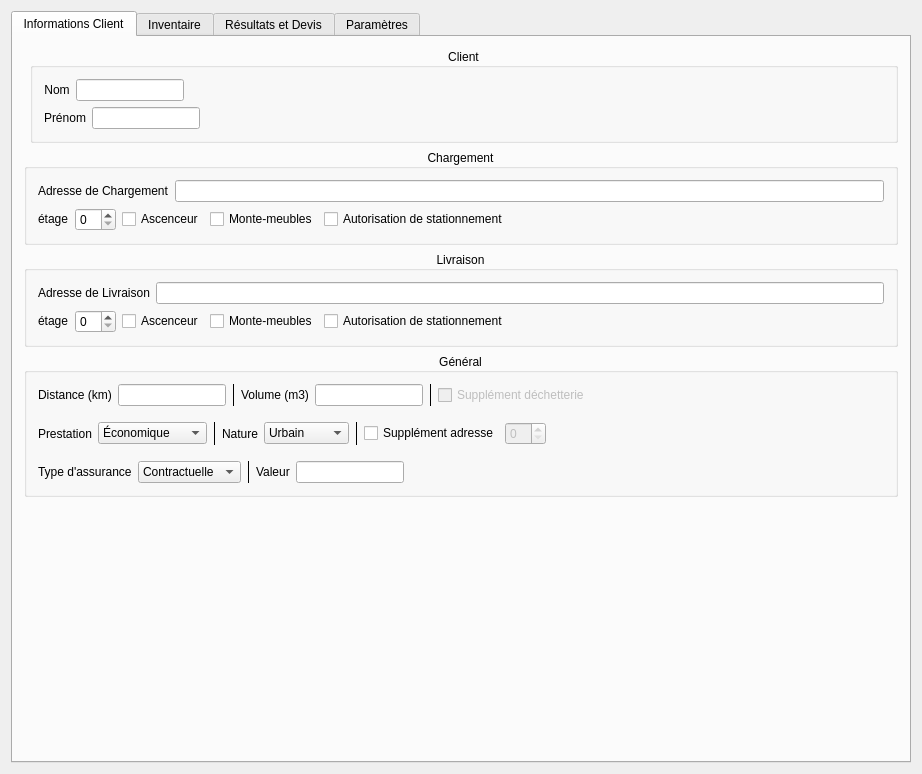
Above: DevisMaker/MainWindow.ui from Andreas-Chatti/DevisMaker before the change. Below: the same form after it.
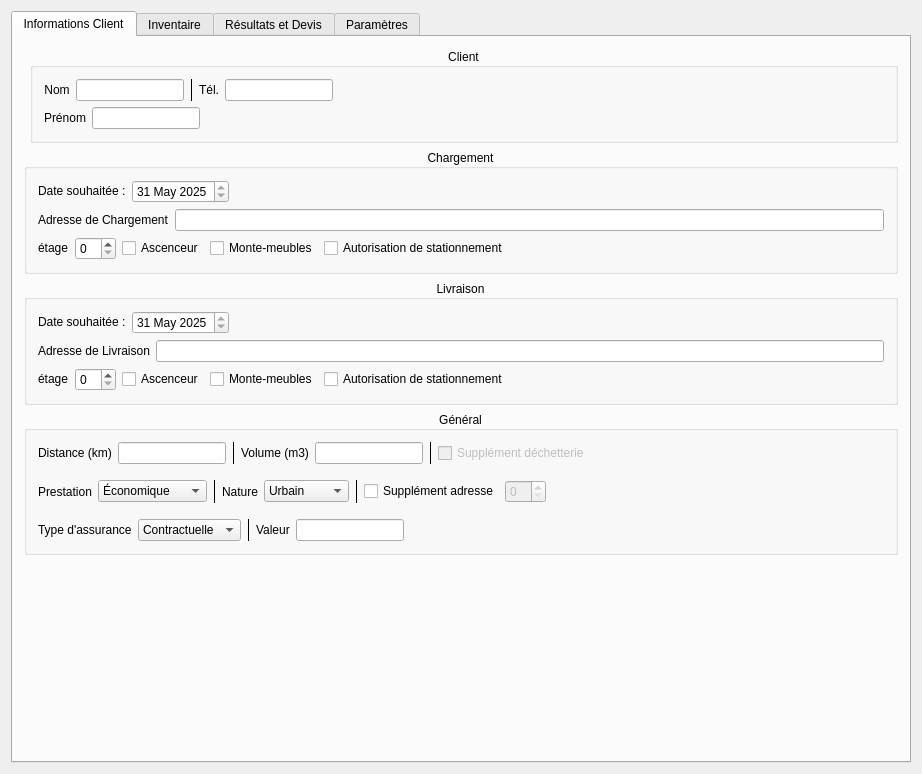
That is the form after the change.

Commit message: Enhance PDF generation and UI elements

What changed in the file:
```diff
--- a/DevisMaker/MainWindow.ui
+++ b/DevisMaker/MainWindow.ui
@@ -72,34 +72,7 @@
            <set>Qt::AlignmentFlag::AlignCenter</set>
           </property>
           <layout class="QGridLayout" name="gridLayout_2">
-           <item row="0" column="0">
-            <layout class="QHBoxLayout" name="horizontalLayout_9">
-             <item>
-              <widget class="QLabel" name="adresseDepartLabel">
-               <property name="sizePolicy">
-                <sizepolicy hsizetype="Fixed" vsizetype="Fixed">
-                 <horstretch>0</horstretch>
-                 <verstretch>0</verstretch>
-                </sizepolicy>
-               </property>
-               <property name="text">
-                <string>Adresse de Chargement</string>
-               </property>
-              </widget>
-             </item>
-             <item>
-              <widget class="QLineEdit" name="adresseDepartLineEdit">
-               <property name="sizePolicy">
-                <sizepolicy hsizetype="Expanding" vsizetype="Fixed">
-                 <horstretch>0</horstretch>
-                 <verstretch>0</verstretch>
-                </sizepolicy>
-               </property>
-              </widget>
-             </item>
-            </layout>
-           </item>
-           <item row="1" column="0">
+           <item row="2" column="0">
             <layout class="QHBoxLayout" name="horizontalLayout_30">
              <item>
               <widget class="QLabel" name="etageDepartLabel">
@@ -181,6 +154,106 @@
              </item>
             </layout>
            </item>
+           <item row="1" column="0">
+            <layout class="QHBoxLayout" name="horizontalLayout_9">
+             <item>
+              <widget class="QLabel" name="adresseDepartLabel">
+               <property name="sizePolicy">
+                <sizepolicy hsizetype="Fixed" vsizetype="Fixed">
+                 <horstretch>0</horstretch>
+                 <verstretch>0</verstretch>
+                </sizepolicy>
+               </property>
+               <property name="text">
+                <string>Adresse de Chargement</string>
+               </property>
+              </widget>
+             </item>
+             <item>
+              <widget class="QLineEdit" name="adresseDepartLineEdit">
+               <property name="sizePolicy">
+                <sizepolicy hsizetype="Expanding" vsizetype="Fixed">
+                 <horstretch>0</horstretch>
+                 <verstretch>0</verstretch>
+                </sizepolicy>
+               </property>
+              </widget>
+             </item>
+            </layout>
+           </item>
+           <item row="0" column="0">
+            <layout class="QHBoxLayout" name="horizontalLayout">
+             <item>
+              <widget class="QLabel" name="departDateLabel">
+               <property name="sizePolicy">
+                <sizepolicy hsizetype="Fixed" vsizetype="Fixed">
+                 <horstretch>0</horstretch>
+                 <verstretch>0</verstretch>
+                </sizepolicy>
+               </property>
+               <property name="text">
+                <string>Date souhaitée :</string>
+               </property>
+              </widget>
+             </item>
+             <item>
+              <widget class="QDateEdit" name="departDateEdit">
+               <property name="sizePolicy">
+                <sizepolicy hsizetype="Fixed" vsizetype="Fixed">
+                 <horstretch>0</horstretch>
+                 <verstretch>0</verstretch>
+                </sizepolicy>
+               </property>
+               <property name="dateTime">
+                <datetime>
+                 <hour>23</hour>
+                 <minute>0</minute>
+                 <second>0</second>
+                 <year>2025</year>
+                 <month>5</month>
+                 <day>31</day>
+                </datetime>
+               </property>
+               <property name="maximumDateTime">
+                <datetime>
+                 <hour>7</hour>
+                 <minute>0</minute>
+                 <second>59</second>
+                 <year>2030</year>
+                 <month>12</month>
+                 <day>31</day>
+                </datetime>
+               </property>
+               <property name="minimumDateTime">
+                <datetime>
+                 <hour>23</hour>
+                 <minute>0</minute>
+                 <second>0</second>
+                 <year>2025</year>
+                 <month>5</month>
+                 <day>31</day>
+                </datetime>
+               </property>
+               <property name="timeSpec">
+                <enum>Qt::TimeSpec::UTC</enum>
+               </property>
+              </widget>
+             </item>
+             <item>
+              <spacer name="horizontalSpacer_4">
+               <property name="orientation">
+                <enum>Qt::Orientation::Horizontal</enum>
+               </property>
+               <property name="sizeHint" stdset="0">
+                <size>
+                 <width>40</width>
+                 <height>20</height>
+                </size>
+               </property>
+              </spacer>
+             </item>
+            </layout>
+           </item>
           </layout>
          </widget>
         </item>
@@ -284,6 +357,79 @@
              </item>
             </layout>
            </item>
+           <item row="0" column="0">
+            <layout class="QHBoxLayout" name="horizontalLayout_15">
+             <item>
+              <widget class="QLabel" name="livraisonDateLabel">
+               <property name="sizePolicy">
+                <sizepolicy hsizetype="Fixed" vsizetype="Fixed">
+                 <horstretch>0</horstretch>
+                 <verstretch>0</verstretch>
+                </sizepolicy>
+               </property>
+               <property name="text">
+                <string>Date souhaitée :</string>
+               </property>
+              </widget>
+             </item>
+             <item>
+              <widget class="QDateEdit" name="livraisonDateEdit">
+               <property name="sizePolicy">
+                <sizepolicy hsizetype="Fixed" vsizetype="Fixed">
+                 <horstretch>0</horstretch>
+                 <verstretch>0</verstretch>
+                </sizepolicy>
+               </property>
+               <property name="dateTime">
+                <datetime>
+                 <hour>23</hour>
+                 <minute>0</minute>
+                 <second>0</second>
+                 <year>2025</year>
+                 <month>5</month>
+                 <day>31</day>
+                </datetime>
+               </property>
+               <property name="maximumDateTime">
+                <datetime>
+                 <hour>22</hour>
+                 <minute>59</minute>
+                 <second>59</second>
+                 <year>2030</year>
+                 <month>12</month>
+                 <day>31</day>
+                </datetime>
+               </property>
+               <property name="minimumDateTime">
+                <datetime>
+                 <hour>23</hour>
+                 <minute>0</minute>
+                 <second>0</second>
+                 <year>2025</year>
+                 <month>5</month>
+                 <day>31</day>
+                </datetime>
+               </property>
+               <property name="timeSpec">
+                <enum>Qt::TimeSpec::UTC</enum>
+               </property>
+              </widget>
+             </item>
+             <item>
+              <spacer name="horizontalSpacer_5">
+               <property name="orientation">
+                <enum>Qt::Orientation::Horizontal</enum>
+               </property>
+               <property name="sizeHint" stdset="0">
+                <size>
+                 <width>40</width>
+                 <height>20</height>
+                </size>
+               </property>
+              </spacer>
+             </item>
+            </layout>
+           </item>
           </layout>
          </widget>
         </item>
@@ -645,6 +791,33 @@
                </property>
               </widget>
              </item>
+             <item>
+              <widget class="Line" name="line_4">
+               <property name="frameShadow">
+                <enum>QFrame::Shadow::Plain</enum>
+               </property>
+               <property name="orientation">
+                <enum>Qt::Orientation::Vertical</enum>
+               </property>
+              </widget>
+             </item>
+             <item>
+              <widget class="QLabel" name="numTelLabel">
+               <property name="text">
+                <string>Tél.</string>
+               </property>
+              </widget>
+             </item>
+             <item>
+              <widget class="QLineEdit" name="numTelLineEdit">
+               <property name="sizePolicy">
+                <sizepolicy hsizetype="Preferred" vsizetype="Fixed">
+                 <horstretch>0</horstretch>
+                 <verstretch>0</verstretch>
+                </sizepolicy>
+               </property>
+              </widget>
+             </item>
              <item>
               <spacer name="horizontalSpacer_15">
                <property name="orientation">
```
The commit also changes 5 other files.
